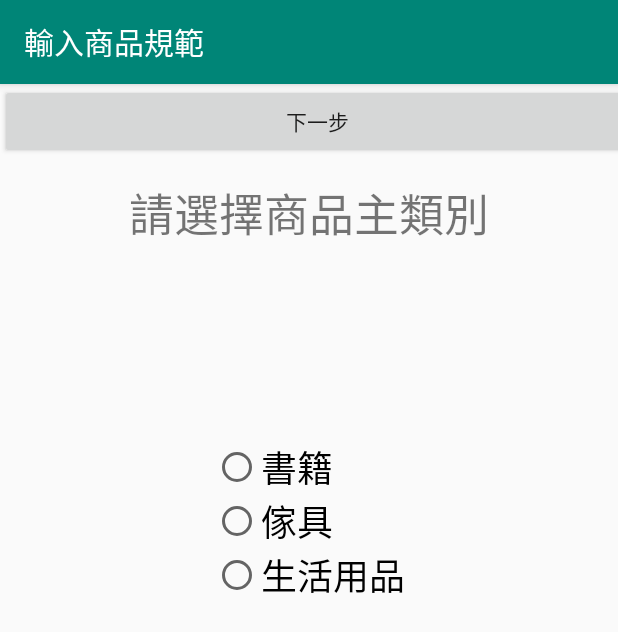
After one commit to ChangGengWu/SA, an Android app: the create_product_1 screen opened directly, with no data from a screen before it, on a phone screen of 412 x 824 dp. The commit adds this screen. Shown: the top 632 px of the screen. Run offline under Robolectric (Android 15) with nearby library versions, the phone set to English and light mode, and no system bars.

Commit message:
add product_API add create_product_1

```diff
--- a/app/src/main/AndroidManifest.xml
+++ b/app/src/main/AndroidManifest.xml
@@ -1,7 +1,9 @@
 <?xml version="1.0" encoding="utf-8"?>
 <manifest xmlns:android="http://schemas.android.com/apk/res/android"
     package="com.example.FJU_Store">
-    <uses-permission android:name="android.permission.INTERNET"/>
+
+    <uses-permission android:name="android.permission.INTERNET" />
+
     <application
         android:allowBackup="true"
         android:icon="@mipmap/ic_launcher"
@@ -9,14 +11,16 @@
         android:roundIcon="@mipmap/ic_launcher_round"
         android:supportsRtl="true"
         android:theme="@style/AppTheme">
-        <activity android:name="com.example.FJU_Store.loginActivity">
+        <activity android:name=".create_product_1"></activity>
+        <activity android:name=".loginActivity">
             <intent-filter>
                 <action android:name="android.intent.action.MAIN" />
+
                 <category android:name="android.intent.category.LAUNCHER" />
             </intent-filter>
         </activity>
-        <activity android:name="com.example.FJU_Store.enrollActivity"/>
-        <activity android:name="com.example.FJU_Store.verifyActivity" />
+        <activity android:name=".enrollActivity" />
+        <activity android:name=".verifyActivity" />
     </application>
 
 </manifest>
--- /dev/null
+++ b/app/src/main/java/com/example/FJU_Store/create_product_1.java
@@ -0,0 +1,13 @@
+package com.example.FJU_Store;
+
+import android.support.v7.app.AppCompatActivity;
+import android.os.Bundle;
+
+public class create_product_1 extends AppCompatActivity {
+
+    @Override
+    protected void onCreate(Bundle savedInstanceState) {
+        super.onCreate(savedInstanceState);
+        setContentView(R.layout.activity_create_product_1);
+    }
+}
--- /dev/null
+++ b/app/src/main/res/layout/activity_create_product_1.xml
@@ -0,0 +1,63 @@
+<?xml version="1.0" encoding="utf-8"?>
+<android.support.constraint.ConstraintLayout xmlns:android="http://schemas.android.com/apk/res/android"
+    xmlns:app="http://schemas.android.com/apk/res-auto"
+    xmlns:tools="http://schemas.android.com/tools"
+    android:layout_width="match_parent"
+    android:layout_height="match_parent"
+    tools:context="com.example.FJU_Store.create_product_1">
+
+    <TextView
+        android:id="@+id/txv"
+        android:layout_width="wrap_content"
+        android:layout_height="wrap_content"
+        android:layout_marginTop="63dp"
+        android:text="請選擇商品主類別"
+        android:textSize="30sp"
+        app:layout_constraintEnd_toEndOf="parent"
+        app:layout_constraintStart_toStartOf="parent"
+        app:layout_constraintTop_toTopOf="parent" />
+
+    <RadioGroup
+        android:id="@+id/product_category"
+        android:layout_width="wrap_content"
+        android:layout_height="wrap_content"
+        app:layout_constraintBottom_toBottomOf="parent"
+        app:layout_constraintEnd_toEndOf="parent"
+        app:layout_constraintHorizontal_bias="0.5"
+        app:layout_constraintStart_toStartOf="parent"
+        app:layout_constraintTop_toTopOf="parent"
+        app:layout_constraintVertical_bias="0.36">
+
+        <RadioButton
+            android:id="@+id/book"
+            android:layout_width="wrap_content"
+            android:layout_height="wrap_content"
+            android:layout_weight="1"
+            android:text="書籍"
+            android:textSize="24sp" />
+
+        <RadioButton
+            android:id="@+id/furniture"
+            android:layout_width="wrap_content"
+            android:layout_height="wrap_content"
+            android:layout_weight="1"
+            android:text="傢具"
+            android:textSize="24sp" />
+
+        <RadioButton
+            android:id="@+id/daily_necessities "
+            android:layout_width="wrap_content"
+            android:layout_height="wrap_content"
+            android:layout_weight="1"
+            android:text="生活用品"
+            android:textSize="24sp" />
+    </RadioGroup>
+
+    <Button
+        android:id="@+id/button"
+        android:layout_width="423dp"
+        android:layout_height="50dp"
+        android:text="下一步"
+        tools:layout_editor_absoluteX="-5dp"
+        tools:layout_editor_absoluteY="553dp" />
+</android.support.constraint.ConstraintLayout>
--- a/app/src/main/res/values/strings.xml
+++ b/app/src/main/res/values/strings.xml
@@ -1,5 +1,5 @@
 <resources>
-    <string name="app_name">login</string>
+    <string name="app_name">輸入商品規範</string>
     <string name="title_activity_login">Sign in</string>
     <string name="prompt_email">Email</string>
     <string name="prompt_password">Password</string>
@@ -10,4 +10,5 @@
     <string name="invalid_password">Password must be >5 characters</string>
     <string name="login_failed">"Login failed"</string>
     <string name="title_activity_signup">SignupActivity</string>
+
 </resources>
```
